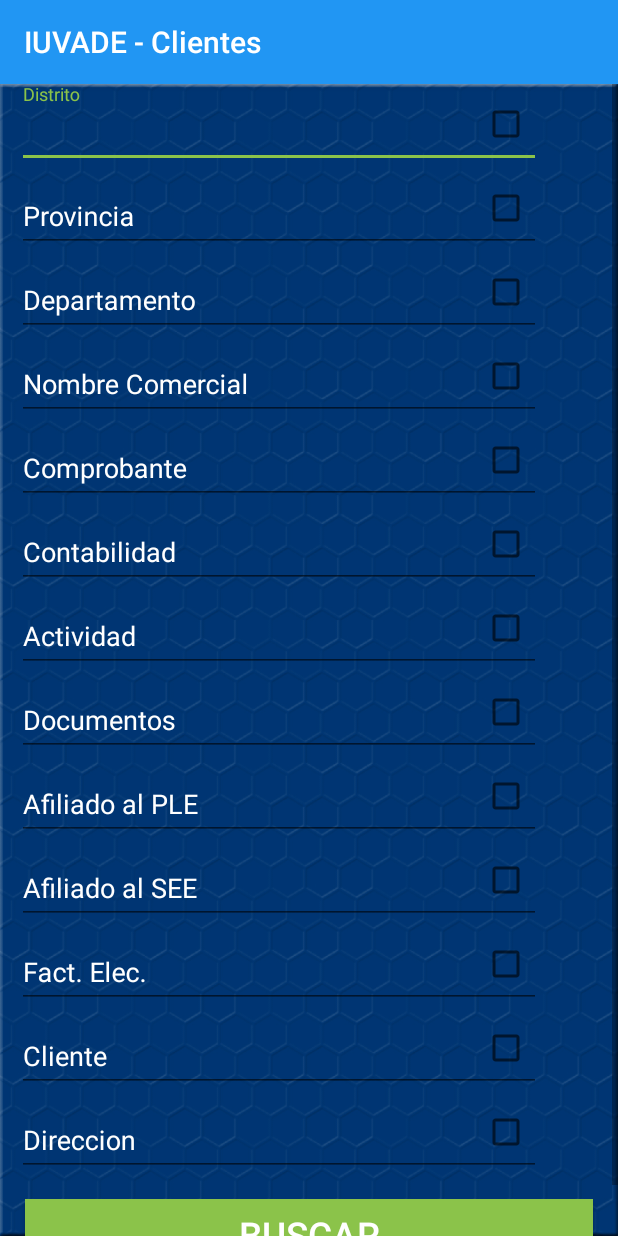
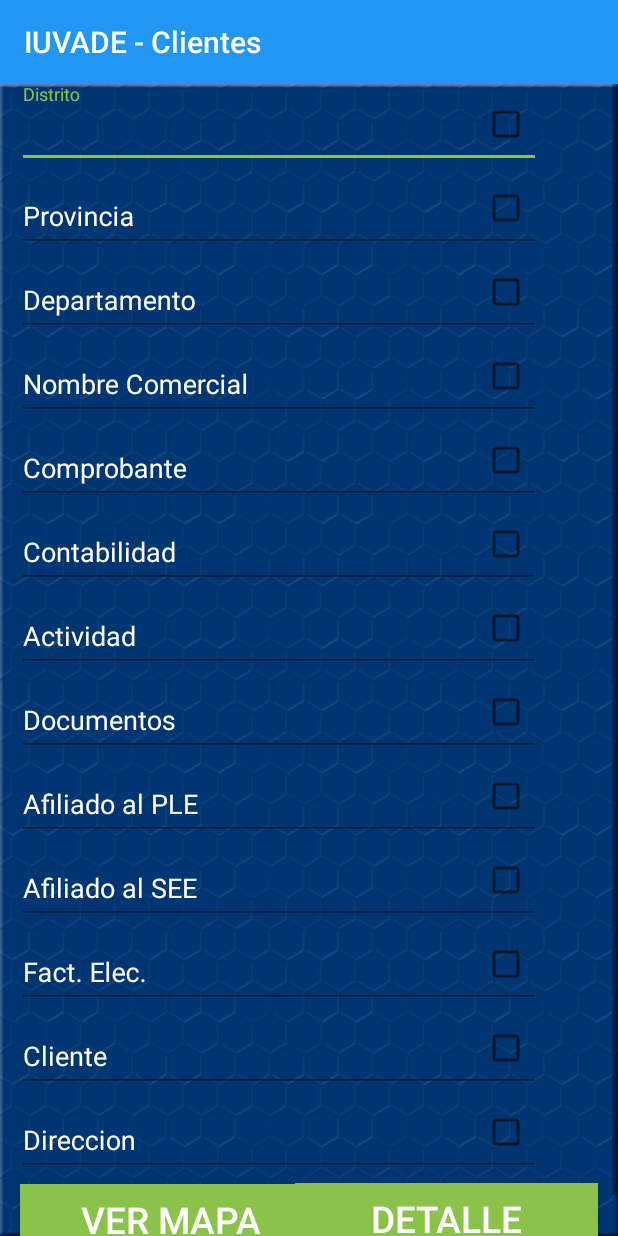
Before and after one commit to IUVADE/CarteraClientesApp, an Android app: the FiltroClienteActivity screen opened directly, with no data from a screen before it, on a phone screen of 412 x 824 dp. Run offline under Robolectric (Android 15) with nearby library versions, the phone set to English and light mode, and no system bars.

Commit message:
enlace url

```diff
--- a/app/src/main/java/com/iuvade/iuvade3/carteraclientesapp/LoginActivity.java
+++ b/app/src/main/java/com/iuvade/iuvade3/carteraclientesapp/LoginActivity.java
@@ -26,6 +26,7 @@ public class LoginActivity extends AppCompatActivity implements View.OnClickList
         findViewById(R.id.boton).setOnClickListener(this);
         if(!checkPermisos()) {
             perdirPermisos();
+//            this.setTitle("pablo");
         }
     }
 
--- a/app/src/main/res/layout/activity_filtro_cliente.xml
+++ b/app/src/main/res/layout/activity_filtro_cliente.xml
@@ -316,14 +316,27 @@
                     android:id="@+id/btnBuscar"
                     android:layout_width="match_parent"
                     android:layout_height="wrap_content"
-                    android:layout_marginBottom="12dp"
-                    android:layout_marginLeft="5dp"
-                    android:layout_marginRight="5dp"
-                    android:layout_marginTop="15dp"
+                    android:layout_marginBottom="15dp"
+                    android:layout_marginLeft="2dp"
+                    android:layout_marginRight="185dp"
+                    android:layout_marginTop="5dp"
                     android:background="@color/colorAccent"
-                    android:text="Buscar"
+                    android:text="Ver Mapa"
                     android:textColor="@color/colorText"
                     android:textSize="11pt" />
+
+                <Button
+                    android:id="@+id/btnDetalles"
+                    android:layout_width="match_parent"
+                    android:layout_height="wrap_content"
+                    android:layout_marginBottom="15dp"
+                    android:layout_marginLeft="185dp"
+                    android:layout_marginRight="2dp"
+                    android:layout_marginTop="-64dp"
+                    android:background="@color/colorAccent"
+                    android:text="Detalle"
+                    android:textColor="@color/colorText"
+                    android:textSize="11pt"/>
             </LinearLayout>
 
         </ScrollView>
```
